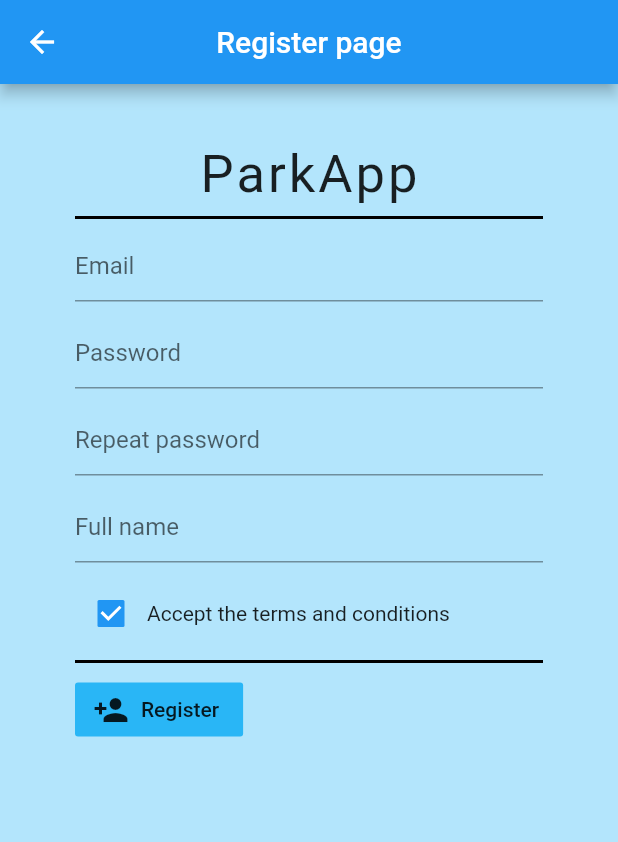
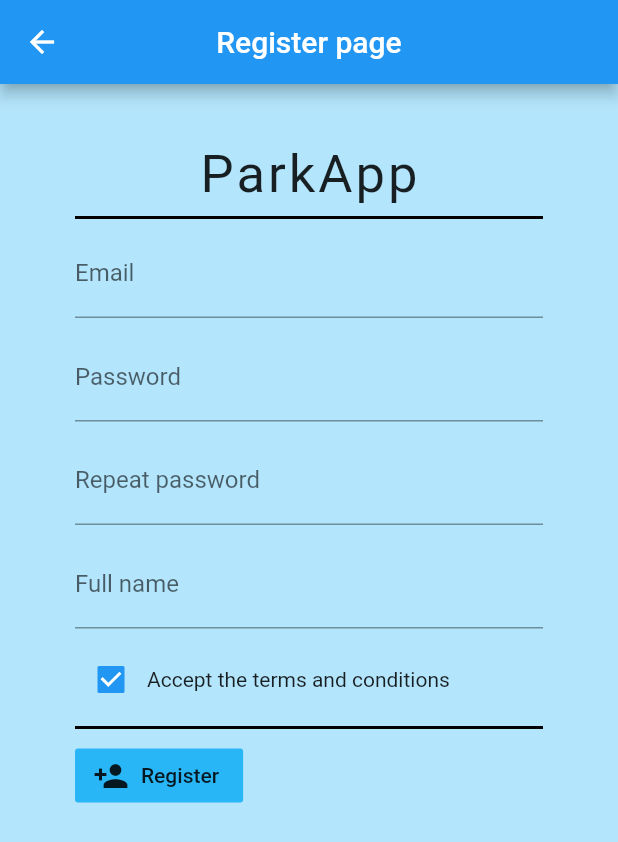
Before and after one commit to Bruseliuz/flutter_parkinggit, a Flutter app: the Register screen opened by its route, on a phone screen of 412 x 824 dp. Shown: the top 842 px of the screen. Run offline on Flutter 3.47's test engine with Material 2 defaults, Android fonts, the phone set to English and light mode, and no system bars; our stand-ins replace cloud_firestore, firebase_auth, flutter_spinkit, google_maps_flutter, location; accounts and stored records are empty.

Commit message:
labelText

```diff
--- a/lib/register.dart
+++ b/lib/register.dart
@@ -36,21 +36,21 @@ class _RegisterState extends State<Register> {
                 thickness: 2.0,
               ),
               TextFormField(
-                decoration: InputDecoration(hintText: 'Email'),
+                decoration: InputDecoration(labelText: 'Email'),
               ),
               SizedBox(height: 10.0),
               TextFormField(
-                decoration: InputDecoration(hintText: 'Password'),
+                decoration: InputDecoration(labelText: 'Password'),
                 obscureText: true,
               ),
               SizedBox(height: 10.0),
               TextFormField(
-                decoration: InputDecoration(hintText: 'Repeat password'),
+                decoration: InputDecoration(labelText: 'Repeat password'),
                 obscureText: true,
               ),
               SizedBox(height: 10.0),
               TextFormField(
-                decoration: InputDecoration(hintText: 'Full name'),
+                decoration: InputDecoration(labelText: 'Full name'),
               ),
               SizedBox(height: 10.0),
               Container(
```
